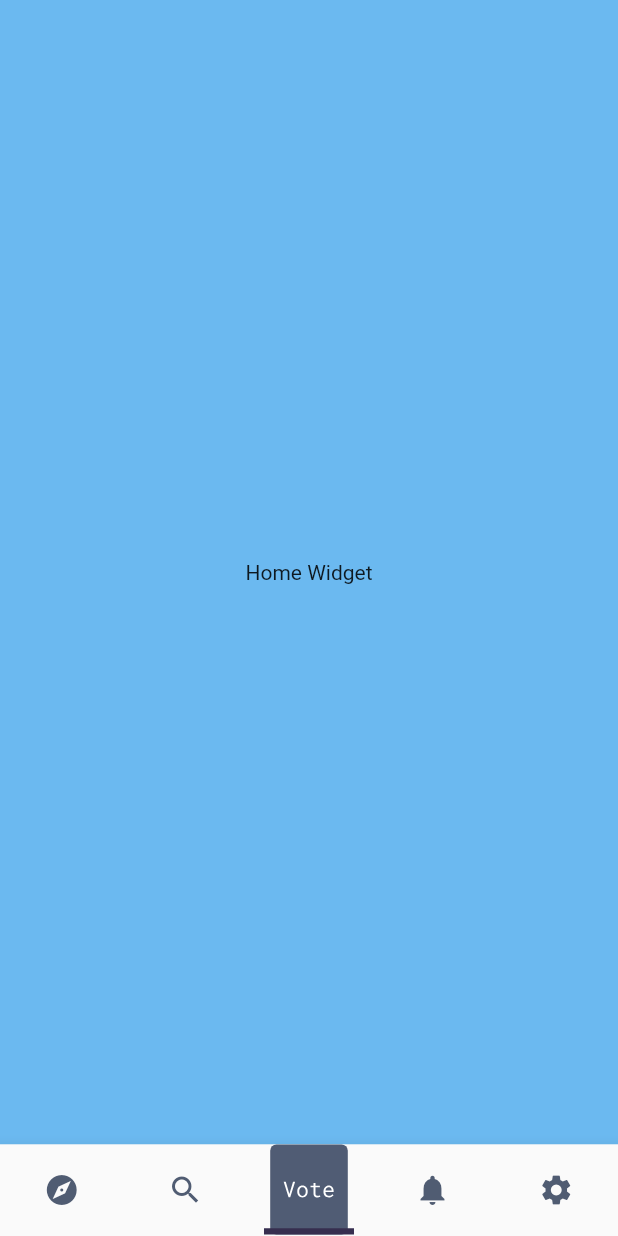
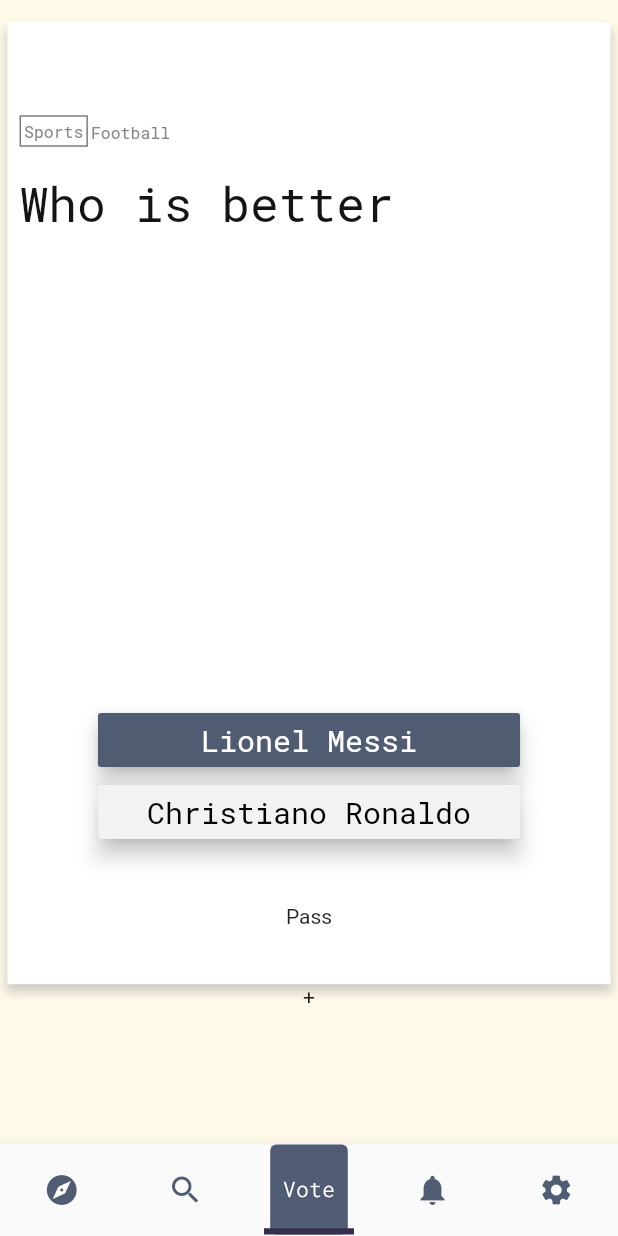
Before and after one commit to timmelcherson/swiftvote, a Flutter app: the screen it shows after launch, on a phone screen of 412 x 824 dp. Run offline on Flutter 3.47's test engine with Material 2 defaults, Android fonts, the phone set to English and light mode, and no system bars; our stand-ins replace bloc, equatable, flutter_bloc, flutter_svg.

Commit message:
Progress with HomeWidget

```diff
--- a/lib/screens/app_screen.dart
+++ b/lib/screens/app_screen.dart
@@ -5,7 +5,6 @@ import 'package:swiftvote/models/models.dart';
 import 'package:swiftvote/widgets/widgets.dart';
 
 class AppScreen extends StatelessWidget {
-
   @override
   Widget build(BuildContext context) {
     return BlocBuilder<TabBloc, AppTab>(
@@ -23,19 +22,32 @@ class AppScreen extends StatelessWidget {
   }
 
   Widget getWidget(AppTab activeTab) {
+    Widget widget;
     switch (activeTab) {
       case AppTab.explore:
-        return ExploreWidget();
+        widget = ExploreWidget();
+        break;
+//        return ExploreWidget();
       case AppTab.search:
-        return SearchWidget();
+        widget = SearchWidget();
+        break;
+//        return SearchWidget();
       case AppTab.home:
-        return HomeWidget();
+        widget = HomeWidget();
+        break;
+//        return HomeWidget();
       case AppTab.notifications:
-        return NotificationsWidget();
+        widget = NotificationsWidget();
+        break;
+//        return NotificationsWidget();
       case AppTab.settings:
-        return SettingsWidget();
+        widget = SettingsWidget();
+        break;
+//        return SettingsWidget();
       default:
-        return HomeWidget();
+        widget = HomeWidget();
+        break;
     }
+    return SafeArea(child: widget);
   }
 }
--- a/lib/utils/swiftvote_theme.dart
+++ b/lib/utils/swiftvote_theme.dart
@@ -1,8 +1,30 @@
-
 import 'package:flutter/material.dart';
 
 class SwiftvoteTheme extends Theme {
-
   static const Color primaryColor = Color.fromRGBO(80, 92, 114, 1);
   static const Color primaryColorAccent = Color.fromRGBO(107, 185, 240, 1);
+
+  static const voteTagsTextStyle = TextStyle(
+    fontFamily: 'RobotoMono',
+    fontSize: 11.0,
+    color: Color.fromRGBO(135, 135, 135, 1),
+  );
+
+  static const voteTitleTextStyle = TextStyle(
+    fontFamily: 'RobotoMono',
+    fontSize: 32.0,
+    color: Color.fromRGBO(20, 20, 20, 1),
+  );
+
+  static const TextStyle lightQuestionTextStyle = TextStyle(
+    fontFamily: 'RobotoMono',
+    fontSize: 20.0,
+    color: Color.fromRGBO(0, 0, 0, 1),
+  );
+
+  static const TextStyle darkQuestionTextStyle = TextStyle(
+    fontFamily: 'RobotoMono',
+    fontSize: 20.0,
+    color: Color.fromRGBO(255, 255, 255, 1),
+  );
 }
--- a/lib/widgets/home_widget.dart
+++ b/lib/widgets/home_widget.dart
@@ -2,19 +2,16 @@ import 'package:flutter/material.dart';
 import 'package:flutter_bloc/flutter_bloc.dart';
 import 'package:swiftvote/utils/keys.dart';
 import 'package:swiftvote/utils/swiftvote_theme.dart';
-
+import 'package:swiftvote/widgets/vote_widget.dart';
 
 class HomeWidget extends StatelessWidget {
-
   @override
   Widget build(BuildContext context) {
     return Scaffold(
       key: SwiftvoteKeys.homeWidget,
       body: Container(
-        color: SwiftvoteTheme.primaryColorAccent,
-        child: Center(
-          child: Text('Home Widget'),
-        ),
+        color: Color.fromRGBO(255, 249, 232, 1),
+        child: VoteWidget(),
       ),
     );
   }
--- a/lib/widgets/tab_selector.dart
+++ b/lib/widgets/tab_selector.dart
@@ -1,7 +1,6 @@
 import 'package:flutter/cupertino.dart';
 import 'package:flutter/foundation.dart';
 import 'package:flutter/material.dart';
-import 'package:swiftvote/assets/vote_icon_svg.dart';
 import 'package:swiftvote/utils/keys.dart';
 import 'package:swiftvote/models/models.dart';
 import 'package:flutter_svg/flutter_svg.dart';
--- /dev/null
+++ b/lib/widgets/vote_widget.dart
@@ -0,0 +1,130 @@
+import 'package:flutter/material.dart';
+import 'package:swiftvote/utils/swiftvote_theme.dart';
+
+class VoteWidget extends StatelessWidget {
+  @override
+  Widget build(BuildContext context) {
+    return Container(
+      margin: EdgeInsets.fromLTRB(5, 15, 5, 0),
+      child: Flex(
+        direction: Axis.vertical,
+        children: <Widget>[
+          Expanded(
+            flex: 6,
+            child: Container(
+              decoration: BoxDecoration(
+                color: Color.fromRGBO(255, 255, 255, 1),
+                boxShadow: [
+                  BoxShadow(
+                    color: Colors.grey.withOpacity(0.5),
+                    spreadRadius: 1,
+                    blurRadius: 5,
+                    offset: Offset(0, 5),
+                  ),
+                ],
+              ),
+              child: Flex(
+                direction: Axis.vertical,
+                children: <Widget>[
+                  Expanded(
+                    flex: 1,
+                    child: Padding(
+                      padding: const EdgeInsets.all(8.0),
+                      child: Row(
+                        crossAxisAlignment: CrossAxisAlignment.end,
+                        children: <Widget>[
+                          Container(
+                            decoration: BoxDecoration(
+                              border: Border.all(color: Color.fromRGBO(125, 125, 125, 1))
+                            ),
+                            child: Padding(
+                              padding: const EdgeInsets.all(2.0),
+                              child: Text(
+                                'Sports',
+                                style: SwiftvoteTheme.voteTagsTextStyle,
+                              ),
+                            ),
+                          ),
+                          Padding(
+                            padding: const EdgeInsets.all(2.0),
+                            child: Text(
+                              'Football',
+                              style: SwiftvoteTheme.voteTagsTextStyle,
+                            ),
+                          ),
+                        ],
+                      ),
+                    ),
+                  ), // Related tags
+                  Expanded(
+                    flex: 4,
+                    child: Padding(
+                      padding: const EdgeInsets.all(8.0),
+                      child: Row(
+                        crossAxisAlignment: CrossAxisAlignment.start,
+                        mainAxisAlignment: MainAxisAlignment.start,
+                        children: <Widget>[
+                          Text(
+                            'Who is better',
+                            style: SwiftvoteTheme.voteTitleTextStyle,
+                          ),
+                        ],
+                      ),
+                    ),
+                  ), // Vote Title
+                  Row(
+                    mainAxisAlignment: MainAxisAlignment.center,
+                    mainAxisSize: MainAxisSize.max,
+                    children: <Widget>[
+                      Expanded(
+                        flex: 2,
+                        child: Column(
+                          children: <Widget>[
+                            FractionallySizedBox(
+                              widthFactor: 0.7,
+                              child: RaisedButton(
+                                child: Text(
+                                  'Lionel Messi',
+                                  style: SwiftvoteTheme.darkQuestionTextStyle,
+                                ),
+                                onPressed: () => {},
+                                color: SwiftvoteTheme.primaryColor,
+                                elevation: 6.0,
+                              ),
+                            ),
+                            FractionallySizedBox(
+                              widthFactor: 0.7,
+                              child: RaisedButton(
+                                child: Text(
+                                  'Christiano Ronaldo',
+                                  style: SwiftvoteTheme.lightQuestionTextStyle,
+                                ),
+                                onPressed: () => {},
+                                color: Color.fromRGBO(242, 242, 242, 1),
+                                elevation: 6.0,
+                              ),
+                            ),
+                          ],
+                        ),
+                      ),
+                    ],
+                  ),
+                  Expanded(
+                    flex: 1,
+                    child: Center(
+                      child: Text('Pass'),
+                    ),
+                  ),
+                ],
+              ),
+            ),
+          ),
+          Expanded(
+            flex: 1,
+            child: Text('+'),
+          )
+        ],
+      ),
+    );
+  }
+}
```
Also changed, not shown: pubspec.yaml (+5 -4 lines), assets/fonts/RobotoMono-Regular.ttf (added), assets/icons/vote_icon.png (deleted).
